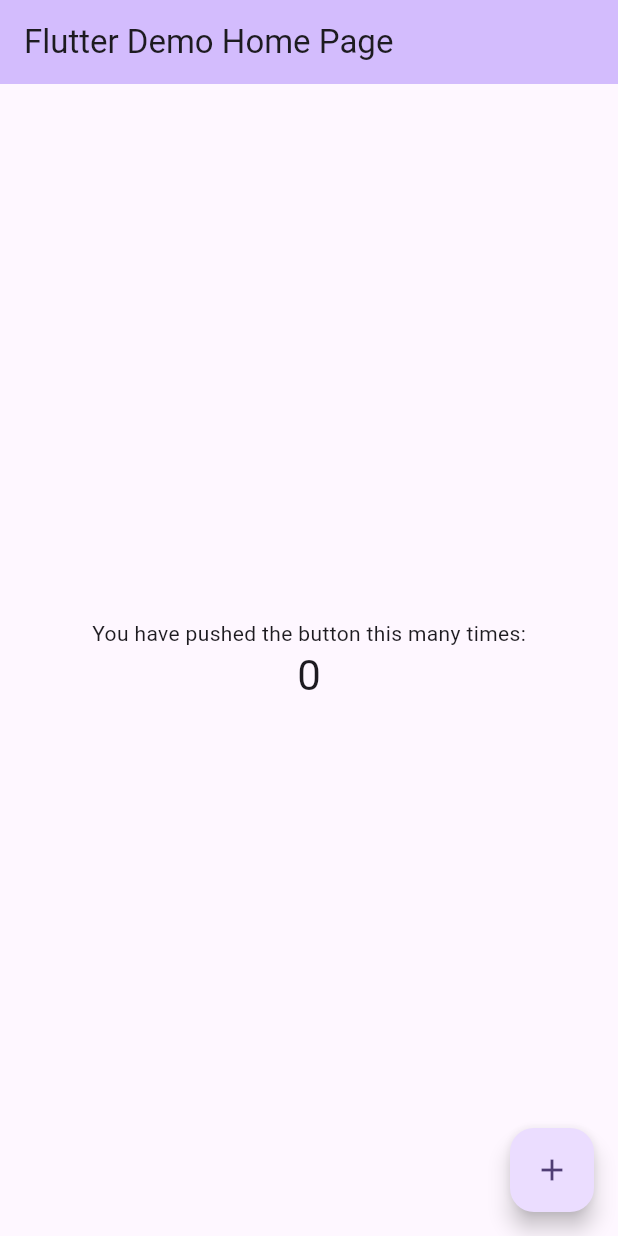
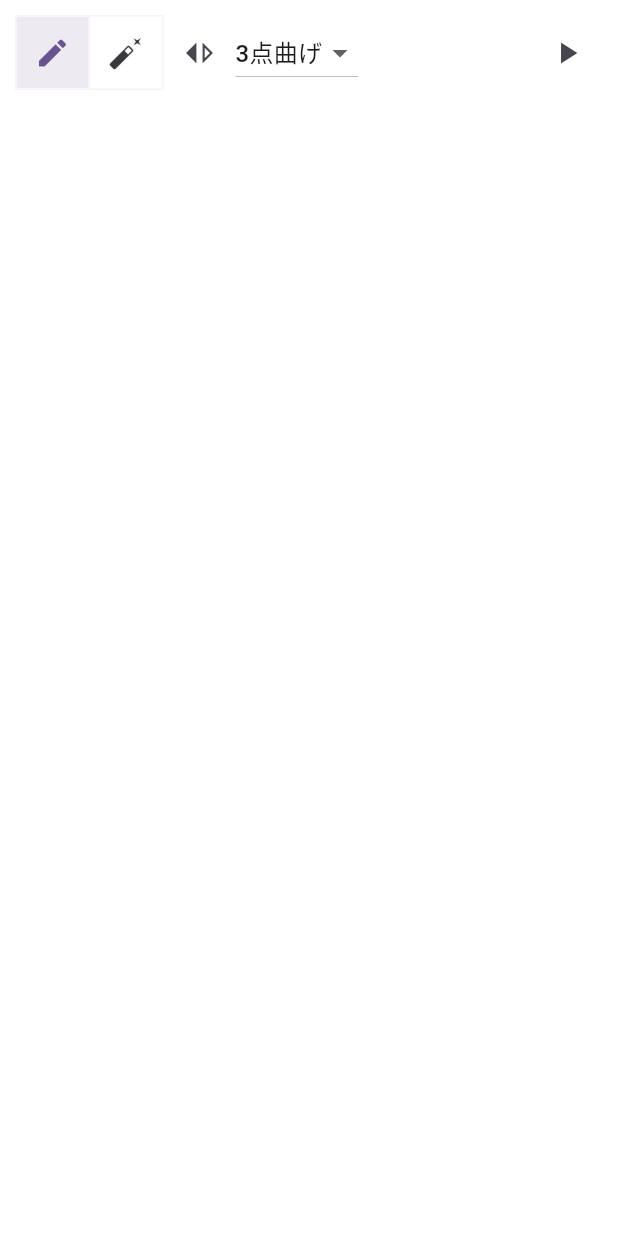
Before and after one commit to TN-2001/kozo_ibaraki_bridge, a Flutter app: the screen it shows after launch, on a phone screen of 412 x 824 dp. Run offline on Flutter 3.47's test engine with Material 3 defaults, Android fonts, the phone set to English and light mode, and no system bars.

Commit message:
Add: 基本ファイルとフォルダを作成、ToolUIを途中まで作成

```diff
--- /dev/null
+++ b/lib/app.dart
@@ -0,0 +1,18 @@
+import 'package:flutter/material.dart';
+import 'package:kozo_ibaraki_bridge/views/main/main_page.dart';
+
+class App extends StatelessWidget {
+  const App({super.key});
+
+  @override
+  Widget build(BuildContext context) {
+    return MaterialApp(
+      title: 'kozo bridge | 茨城大学 構造・地震工学研究室',
+      debugShowCheckedModeBanner: false, // デバッグ用の確認をOFF
+      theme: ThemeData(
+        colorScheme: ColorScheme.fromSeed(seedColor: Colors.deepPurple),
+      ),
+      home: const MainPage(title: 'Flutter Demo Home Page'),
+    );
+  }
+}
--- /dev/null
+++ b/lib/components/tool_icon_button.dart
@@ -0,0 +1,25 @@
+import 'package:flutter/material.dart';
+
+class ToolIconButton extends StatefulWidget {
+  const ToolIconButton({super.key, required this.icon, required this.onPressed});
+
+  final IconData icon;
+  final void Function() onPressed;
+
+  @override
+  State<ToolIconButton> createState() => _ToolIconButtonState();
+}
+
+class _ToolIconButtonState extends State<ToolIconButton> {
+  @override
+  Widget build(BuildContext context) {
+    return IconButton(
+      // デザイン
+      splashRadius: 100,
+      // イベント
+      onPressed: widget.onPressed,
+      // ウィジェット
+      icon: Icon(widget.icon),
+    );
+  }
+}
--- /dev/null
+++ b/lib/components/tool_toggle_buttons.dart
@@ -0,0 +1,49 @@
+import 'package:flutter/material.dart';
+import 'package:kozo_ibaraki_bridge/constants/app_colors.dart';
+
+
+class ToolToggleButtons extends StatefulWidget {
+  const ToolToggleButtons({super.key, required this.icons, required this.onPressed});
+
+  final List<IconData> icons;
+  final void Function(int index) onPressed;
+
+  @override
+  State<ToolToggleButtons> createState() => _ToolToggleButtonsState();
+}
+
+class _ToolToggleButtonsState extends State<ToolToggleButtons> {
+  int _selectedIndex = 0; // Onのトグル番号
+
+  @override
+  Widget build(BuildContext context) {
+    // トグルのOn・Off設定。一つのみOn
+    final List<bool> selected = List.filled(widget.icons.length, false);
+    selected[_selectedIndex] = true;
+
+    return Container(
+      // デザイン
+      color: AppColors.toolBaseColor,
+
+      child: ToggleButtons(
+        // デザイン
+        borderColor: AppColors.toolBorderColor,
+        selectedBorderColor: AppColors.toolBorderColor,
+        // イベント
+        onPressed: (int index) {
+          setState(() {
+            _selectedIndex = index;
+          });
+          widget.onPressed(index);
+        },
+        // ウィジェット
+        isSelected: selected,
+        children: [
+          for (int i = 0; i < widget.icons.length; i++)...{
+            Icon(widget.icons[i]),
+          },
+        ],
+      ),
+    );
+  }
+}
--- /dev/null
+++ b/lib/constants/app_colors.dart
@@ -0,0 +1,6 @@
+import 'package:flutter/widgets.dart';
+
+class AppColors {
+  static Color toolBaseColor = Color.fromARGB(255, 255, 255, 255);
+  static Color toolBorderColor = Color.fromARGB(255, 245, 245, 245);
+}
--- a/lib/main.dart
+++ b/lib/main.dart
@@ -1,122 +1,9 @@
 import 'package:flutter/material.dart';
+import 'package:kozo_ibaraki_bridge/app.dart';
+
+
 
 void main() {
-  runApp(const MyApp());
+
+  runApp(const App());
 }
-
-class MyApp extends StatelessWidget {
-  const MyApp({super.key});
-
-  // This widget is the root of your application.
-  @override
-  Widget build(BuildContext context) {
-    return MaterialApp(
-      title: 'Flutter Demo',
-      theme: ThemeData(
-        // This is the theme of your application.
-        //
-        // TRY THIS: Try running your application with "flutter run". You'll see
-        // the application has a purple toolbar. Then, without quitting the app,
-        // try changing the seedColor in the colorScheme below to Colors.green
-        // and then invoke "hot reload" (save your changes or press the "hot
-        // reload" button in a Flutter-supported IDE, or press "r" if you used
-        // the command line to start the app).
-        //
-        // Notice that the counter didn't reset back to zero; the application
-        // state is not lost during the reload. To reset the state, use hot
-        // restart instead.
-        //
-        // This works for code too, not just values: Most code changes can be
-        // tested with just a hot reload.
-        colorScheme: ColorScheme.fromSeed(seedColor: Colors.deepPurple),
-      ),
-      home: const MyHomePage(title: 'Flutter Demo Home Page'),
-    );
-  }
-}
-
-class MyHomePage extends StatefulWidget {
-  const MyHomePage({super.key, required this.title});
-
-  // This widget is the home page of your application. It is stateful, meaning
-  // that it has a State object (defined below) that contains fields that affect
-  // how it looks.
-
-  // This class is the configuration for the state. It holds the values (in this
-  // case the title) provided by the parent (in this case the App widget) and
-  // used by the build method of the State. Fields in a Widget subclass are
-  // always marked "final".
-
-  final String title;
-
-  @override
-  State<MyHomePage> createState() => _MyHomePageState();
-}
-
-class _MyHomePageState extends State<MyHomePage> {
-  int _counter = 0;
-
-  void _incrementCounter() {
-    setState(() {
-      // This call to setState tells the Flutter framework that something has
-      // changed in this State, which causes it to rerun the build method below
-      // so that the display can reflect the updated values. If we changed
-      // _counter without calling setState(), then the build method would not be
-      // called again, and so nothing would appear to happen.
-      _counter++;
-    });
-  }
-
-  @override
-  Widget build(BuildContext context) {
-    // This method is rerun every time setState is called, for instance as done
-    // by the _incrementCounter method above.
-    //
-    // The Flutter framework has been optimized to make rerunning build methods
-    // fast, so that you can just rebuild anything that needs updating rather
-    // than having to individually change instances of widgets.
-    return Scaffold(
-      appBar: AppBar(
-        // TRY THIS: Try changing the color here to a specific color (to
-        // Colors.amber, perhaps?) and trigger a hot reload to see the AppBar
-        // change color while the other colors stay the same.
-        backgroundColor: Theme.of(context).colorScheme.inversePrimary,
-        // Here we take the value from the MyHomePage object that was created by
-        // the App.build method, and use it to set our appbar title.
-        title: Text(widget.title),
-      ),
-      body: Center(
-        // Center is a layout widget. It takes a single child and positions it
-        // in the middle of the parent.
-        child: Column(
-          // Column is also a layout widget. It takes a list of children and
-          // arranges them vertically. By default, it sizes itself to fit its
-          // children horizontally, and tries to be as tall as its parent.
-          //
-          // Column has various properties to control how it sizes itself and
-          // how it positions its children. Here we use mainAxisAlignment to
-          // center the children vertically; the main axis here is the vertical
-          // axis because Columns are vertical (the cross axis would be
-          // horizontal).
-          //
-          // TRY THIS: Invoke "debug painting" (choose the "Toggle Debug Paint"
-          // action in the IDE, or press "p" in the console), to see the
-          // wireframe for each widget.
-          mainAxisAlignment: MainAxisAlignment.center,
-          children: <Widget>[
-            const Text('You have pushed the button this many times:'),
-            Text(
-              '$_counter',
-              style: Theme.of(context).textTheme.headlineMedium,
-            ),
-          ],
-        ),
-      ),
-      floatingActionButton: FloatingActionButton(
-        onPressed: _incrementCounter,
-        tooltip: 'Increment',
-        child: const Icon(Icons.add),
-      ), // This trailing comma makes auto-formatting nicer for build methods.
-    );
-  }
-}
--- /dev/null
+++ b/lib/views/main/main_canvas.dart
@@ -0,0 +1,19 @@
+import 'package:flutter/material.dart';
+
+class MainCanvas extends StatefulWidget {
+  const MainCanvas({super.key});
+
+  @override
+  State<MainCanvas> createState() => _MainCanvasState();
+}
+
+class _MainCanvasState extends State<MainCanvas> {
+  @override
+  Widget build(BuildContext context) {
+    return Container(
+      width: double.infinity,
+      height: double.infinity,
+      color: const Color.fromARGB(255, 255, 255, 255),
+    );
+  }
+}
--- /dev/null
+++ b/lib/views/main/main_page.dart
@@ -0,0 +1,26 @@
+import 'package:flutter/material.dart';
+import 'package:kozo_ibaraki_bridge/views/main/main_canvas.dart';
+import 'package:kozo_ibaraki_bridge/views/main/ui/main_ui.dart';
+
+class MainPage extends StatefulWidget {
+  const MainPage({super.key, required this.title});
+
+  final String title;
+
+  @override
+  State<MainPage> createState() => _MainPageState();
+}
+
+class _MainPageState extends State<MainPage> {
+  @override
+  Widget build(BuildContext context) {
+    return Scaffold(
+      body: Stack(
+        children: [
+          MainCanvas(),
+          MainUI(),
+        ],
+      ),
+    );
+  }
+}
--- /dev/null
+++ b/lib/views/main/ui/main_ui.dart
@@ -0,0 +1,66 @@
+import 'package:flutter/material.dart';
+import 'package:kozo_ibaraki_bridge/components/tool_icon_button.dart';
+import 'package:kozo_ibaraki_bridge/components/tool_toggle_buttons.dart';
+import 'package:kozo_ibaraki_bridge/views/main/ui/main_ui_layout.dart';
+import 'package:kozo_ibaraki_bridge/views/main/ui/main_ui_powerDropdown.dart';
+
+class MainUI extends StatefulWidget {
+  const MainUI({super.key});
+
+  @override
+  State<MainUI> createState() => _MainUIState();
+}
+
+class _MainUIState extends State<MainUI> {
+
+  int powerNum = 0;
+  int state = 0;
+
+
+  @override
+  Widget build(BuildContext context) {
+    if (state == 0) {
+      return MainUILayout(
+        leftHeader: [
+          ToolToggleButtons(
+            onPressed: (int index) {
+              // handle toggle button press
+            },
+            icons: [
+              Icons.edit,
+              Icons.auto_fix_normal,
+            ],
+          ),
+          ToolIconButton(
+            onPressed: (){},
+            icon: Icons.switch_right,
+          ),
+          MainUIPowerdropdown(
+            onPressed: (int index) {
+              powerNum = index;
+            }
+          ),
+        ],
+        rightHeader: [
+          IconButton(
+            onPressed: (){},
+            icon: Icon(Icons.play_arrow)
+          ),
+        ],
+      );
+    }
+    else if (state == 1) {
+      return MainUILayout(
+        rightHeader: [
+          IconButton(
+            onPressed: (){},
+            icon: Icon(Icons.restart_alt)
+          ),
+        ],
+      );
+    }
+    else {
+      return SizedBox();
+    }
+  }
+}
--- /dev/null
+++ b/lib/views/main/ui/main_ui_layout.dart
@@ -0,0 +1,48 @@
+import 'package:flutter/material.dart';
+
+class MainUILayout extends StatelessWidget {
+  const MainUILayout({super.key, this.leftHeader, this.rightHeader});
+
+  final List<Widget>? leftHeader;
+  final List<Widget>? rightHeader;
+
+  @override
+  Widget build(BuildContext context) {
+    return SizedBox(
+      width: double.infinity,
+      height: double.infinity,
+      child: Padding(
+        padding: EdgeInsets.all(10.0),
+        child: Column(
+          children: [
+            SizedBox(
+              width: double.infinity,
+              child: Row(
+                children: [
+                  Row(
+                    children: [
+                      if (leftHeader != null && leftHeader!.isNotEmpty) ...leftHeader!,
+                      if (leftHeader == null || leftHeader!.isEmpty) const SizedBox(),
+                    ],
+                  ),
+                  Expanded(
+                    child: SizedBox(),
+                  ),
+                  Row(
+                    children: [
+                      if (rightHeader != null && rightHeader!.isNotEmpty) ...rightHeader!,
+                      if (rightHeader == null || rightHeader!.isEmpty) const SizedBox(),
+                    ],
+                  )
+                ],
+              ),
+            ),
+            Expanded(
+              child: SizedBox(),
+            ),
+          ],
+        ),
+      ),
+    );
+  }
+}
--- /dev/null
+++ b/lib/views/main/ui/main_ui_powerdropdown.dart
@@ -0,0 +1,50 @@
+import 'package:flutter/material.dart';
+
+class MainUIPowerdropdown extends StatefulWidget {
+  const MainUIPowerdropdown({super.key, required this.onPressed});
+
+  final void Function(int index) onPressed;
+
+  @override
+  State<MainUIPowerdropdown> createState() => _MainUIPowerdropdownState();
+}
+
+class _MainUIPowerdropdownState extends State<MainUIPowerdropdown> {
+
+  static final List<String> _items = ["3点曲げ", "4点曲げ", "自重"];
+
+  late final void Function(int index) onPressed;
+
+  String _currentItem = _items.first;
+
+
+  @override
+  void initState() {
+    super.initState();
+    onPressed = widget.onPressed;
+  }
+
+  @override
+  Widget build(BuildContext context) {
+    return DropdownButton(
+      value: _currentItem,
+      items: _items.map<DropdownMenuItem<String>>((String value) {
+        return DropdownMenuItem<String>(
+          value: value,
+          child: Text(value),
+        );
+      }).toList(),
+      onChanged: (value) {
+        for (int i = 0; i < _items.length; i++) {
+          if (value == _items[i]) {
+            setState(() {
+              _currentItem = _items[i];
+            });
+            onPressed(i);
+            break;
+          }
+        }
+      },
+    );
+  }
+}
```
Also changed, not shown: lib/constants/config.dart (added), lib/constants/dimens.dart (added), lib/constants/strings.dart (added), lib/constants/urls.dart (added).
